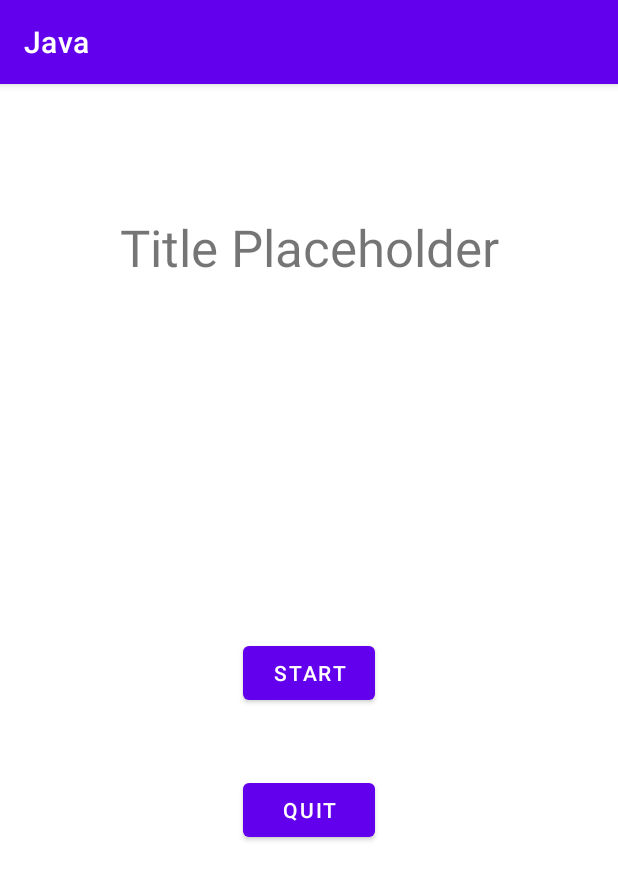
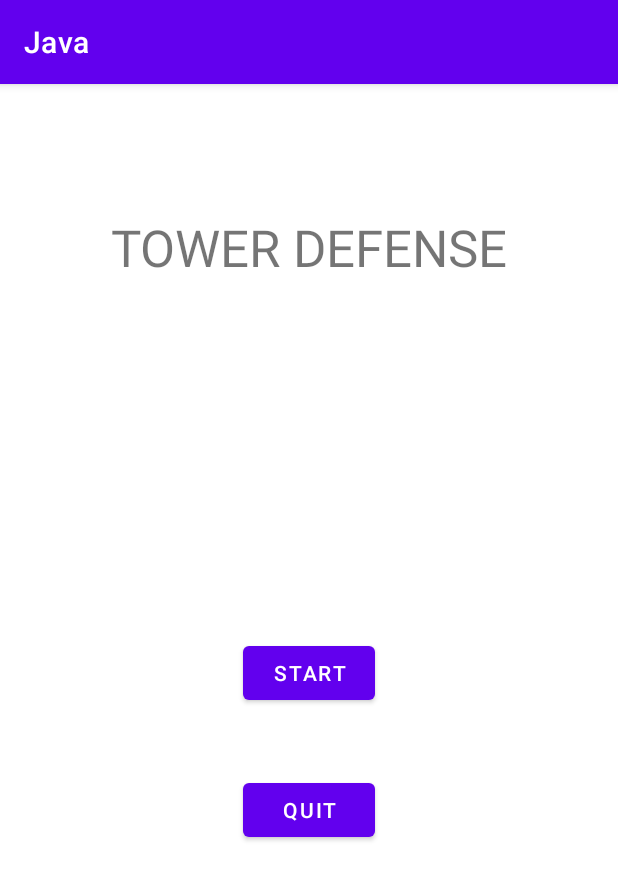
Before and after one commit to maharship07/Tower-Defense-Game, an Android app: the screen it shows after launch (MainActivity), on a phone screen of 412 x 824 dp. Shown: the top 880 px of the screen. Run offline under Robolectric (Android 15) with nearby library versions, the phone set to English and light mode, and no system bars.

```diff
--- a/app/src/main/java/com/example/java/ConfigScreen.java
+++ b/app/src/main/java/com/example/java/ConfigScreen.java
@@ -1,3 +1,5 @@
+package com.example.java;
+
 import androidx.appcompat.app.AppCompatActivity;
 
 import android.content.Intent;
--- a/app/src/main/java/com/example/java/GameScreen.java
+++ b/app/src/main/java/com/example/java/GameScreen.java
@@ -1,2 +1,4 @@
-package com.example.java;public class GameScreen {
+package com.example.java;
+
+public class GameScreen {
 }
--- a/app/src/main/java/com/example/java/MainActivity.java
+++ b/app/src/main/java/com/example/java/MainActivity.java
@@ -2,7 +2,9 @@ package com.example.java;
 
 import androidx.appcompat.app.AppCompatActivity;
 
+import android.content.Intent;
 import android.os.Bundle;
+import android.widget.Button;
 
 public class MainActivity extends AppCompatActivity {
 
@@ -10,5 +12,18 @@ public class MainActivity extends AppCompatActivity {
     protected void onCreate(Bundle savedInstanceState) {
         super.onCreate(savedInstanceState);
         setContentView(R.layout.activity_main);
+
+
+        Button startButton = findViewById(R.id.startButton);
+        Button quitButton = findViewById(R.id.quitButton);
+        startButton.setOnClickListener(l -> { //Switches to config screen
+            Intent i = new Intent(this, ConfigScreen.class);
+            startActivity(i);
+            finish();
+        });
+        quitButton.setOnClickListener(l -> { // Closes out of app
+            MainActivity.this.finish();
+            System.exit(0);
+        });
     }
 }
--- a/app/src/main/res/layout/activity_main.xml
+++ b/app/src/main/res/layout/activity_main.xml
@@ -10,7 +10,7 @@
         android:id="@+id/textView"
         android:layout_width="wrap_content"
         android:layout_height="wrap_content"
-        android:text="Title Placeholder"
+        android:text="TOWER DEFENSE"
         android:textSize="34sp"
         app:layout_constraintBottom_toBottomOf="parent"
         app:layout_constraintLeft_toLeftOf="parent"
@@ -19,10 +19,10 @@
         app:layout_constraintVertical_bias="0.119" />
 
     <Button
-        android:id="@+id/button"
+        android:id="@+id/startButton"
         android:layout_width="wrap_content"
         android:layout_height="wrap_content"
-        android:text="Start"
+        android:text="START"
         app:layout_constraintBottom_toBottomOf="parent"
         app:layout_constraintEnd_toEndOf="parent"
         app:layout_constraintHorizontal_bias="0.499"
@@ -31,16 +31,16 @@
         app:layout_constraintVertical_bias="0.403" />
 
     <Button
-        android:id="@+id/button2"
+        android:id="@+id/quitButton"
         android:layout_width="wrap_content"
         android:layout_height="wrap_content"
         android:layout_marginTop="40dp"
-        android:text="Quit"
+        android:text="QUIT"
         app:layout_constraintBottom_toBottomOf="parent"
         app:layout_constraintEnd_toEndOf="parent"
         app:layout_constraintHorizontal_bias="0.499"
         app:layout_constraintStart_toStartOf="parent"
-        app:layout_constraintTop_toBottomOf="@+id/button"
+        app:layout_constraintTop_toBottomOf="@+id/startButton"
         app:layout_constraintVertical_bias="0.013" />
 
 </androidx.constraintlayout.widget.ConstraintLayout>
```
Also changed, not shown: app/src/main/res/layout/config_screen.xml (+85 -2 lines), 2 other files.
